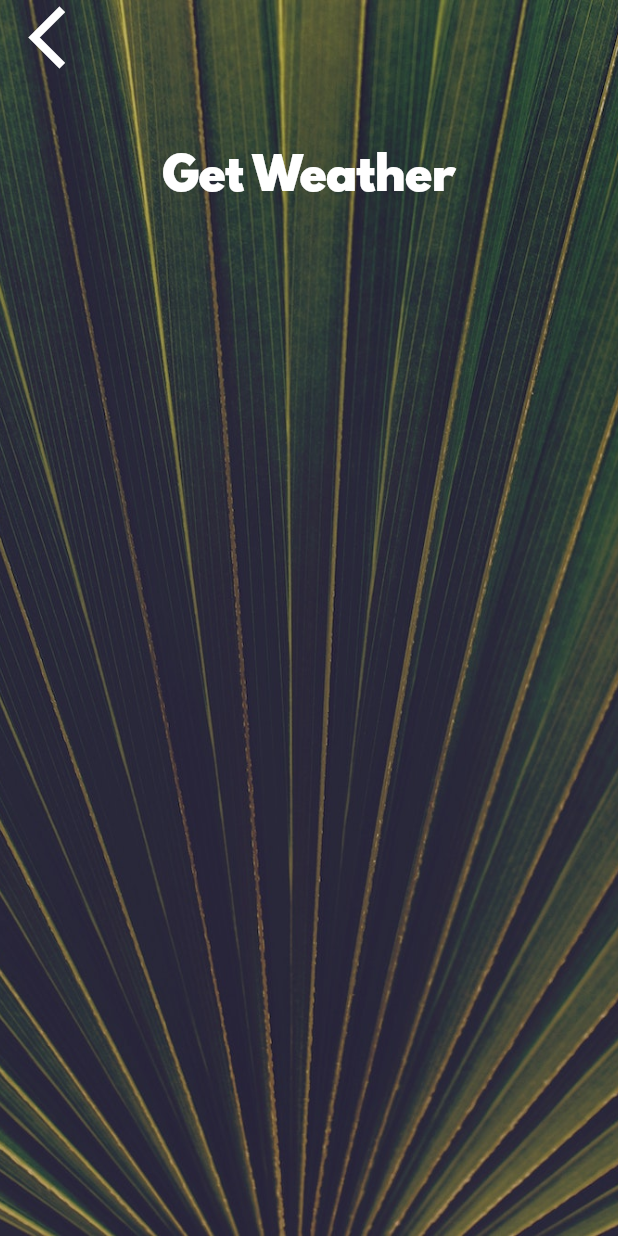
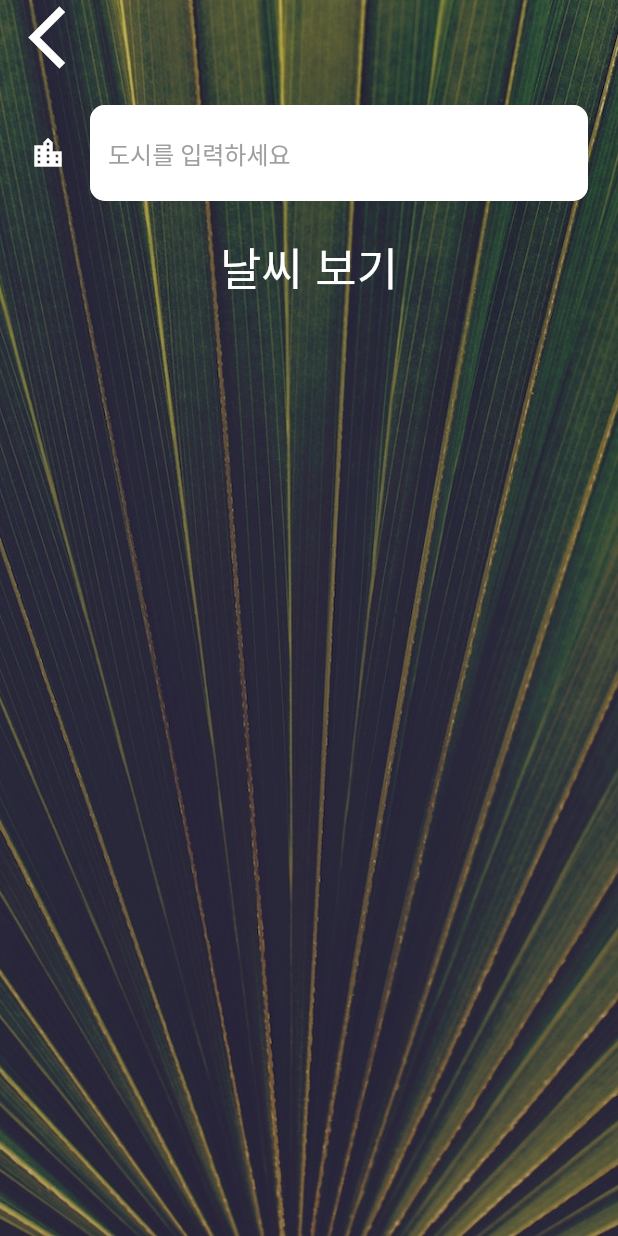
Before and after one commit to angre-kim/new_wheather_0220, a Flutter app: the CityScreen screen opened directly, on a phone screen of 412 x 824 dp. Run offline on Flutter 3.47's test engine with Material 2 defaults, Android fonts, the phone set to English and light mode, and no system bars; our stand-ins replace flutter_spinkit, geolocator; network calls fail.

Commit message:
2월25일 최종

```diff
--- a/lib/screens/city_screen.dart
+++ b/lib/screens/city_screen.dart
@@ -7,6 +7,8 @@ class CityScreen extends StatefulWidget {
 }
 
 class _CityScreenState extends State<CityScreen> {
+  String cityName;
+
   @override
   Widget build(BuildContext context) {
     return Scaffold(
@@ -24,7 +26,9 @@ class _CityScreenState extends State<CityScreen> {
               Align(
                 alignment: Alignment.topLeft,
                 child: FlatButton(
-                  onPressed: () {},
+                  onPressed: () {
+                    Navigator.pop(context);
+                  },
                   child: Icon(
                     Icons.arrow_back_ios,
                     size: 50.0,
@@ -33,12 +37,22 @@ class _CityScreenState extends State<CityScreen> {
               ),
               Container(
                 padding: EdgeInsets.all(20.0),
-                child: null,
+                child: TextField(
+                  style: TextStyle(
+                    color: Colors.black,
+                  ),
+                  decoration: kTextfieldInputDecoration,
+                  onChanged: (value) {
+                    cityName = value;
+                  },
+                ),
               ),
               FlatButton(
-                onPressed: () {},
+                onPressed: () {
+                  Navigator.pop(context, cityName);
+                },
                 child: Text(
-                  'Get Weather',
+                  '날씨 보기',
                   style: kButtonTextStyle,
                 ),
               ),
--- a/lib/utilities/constants.dart
+++ b/lib/utilities/constants.dart
@@ -20,3 +20,23 @@ const kConditionTextStyle = TextStyle(
 );
 
 const apiKey = '83b6363fa422a666a28b75dea9ebc7a6';
+
+const kTextfieldInputDecoration = InputDecoration(
+  filled: true,
+  fillColor: Colors.white,
+  icon: Icon(
+    Icons.location_city,
+    color: Colors.white,
+  ),
+  hintText: '도시를 입력하세요',
+  hintStyle: TextStyle(
+    color: Colors.grey,
+  ),
+  border: OutlineInputBorder(
+    borderRadius: BorderRadius.all(
+      Radius.circular(10.0),
+    ),
+  ),
+);
+
+const openWeatherMapURL = 'https://api.openweathermap.org/data/2.5/weather';
```
Also changed, not shown: lib/screens/loading_screen.dart (+7 -13 lines), lib/screens/location_screen.dart (+33 -10 lines), lib/services/weather.dart (+28 -0 lines).
